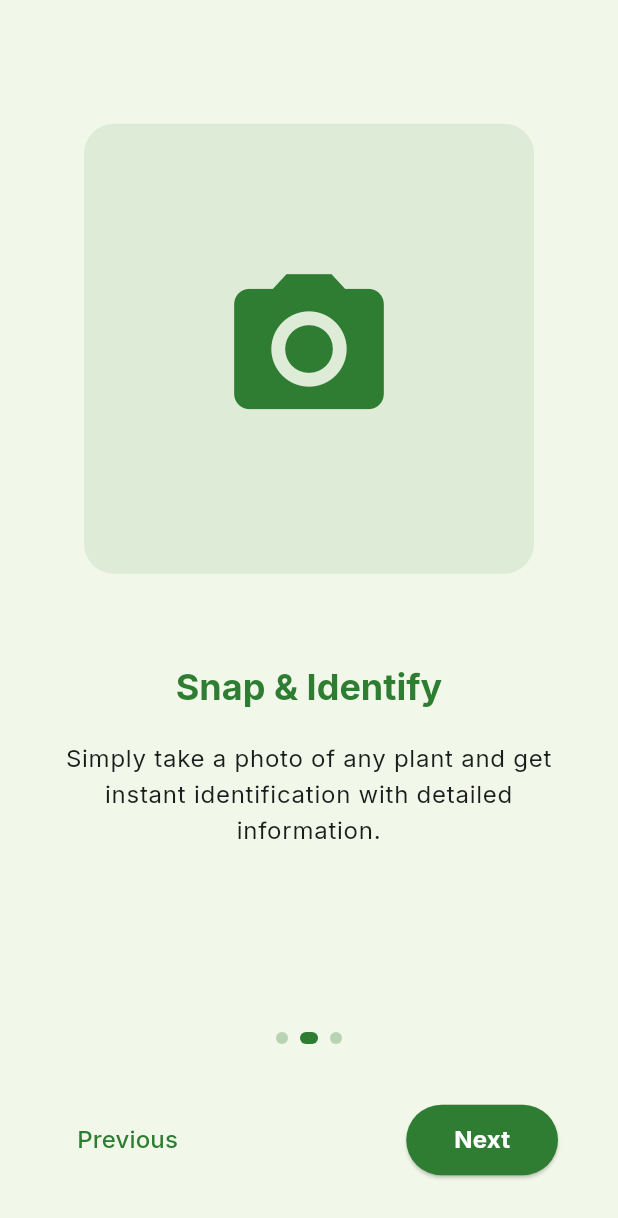
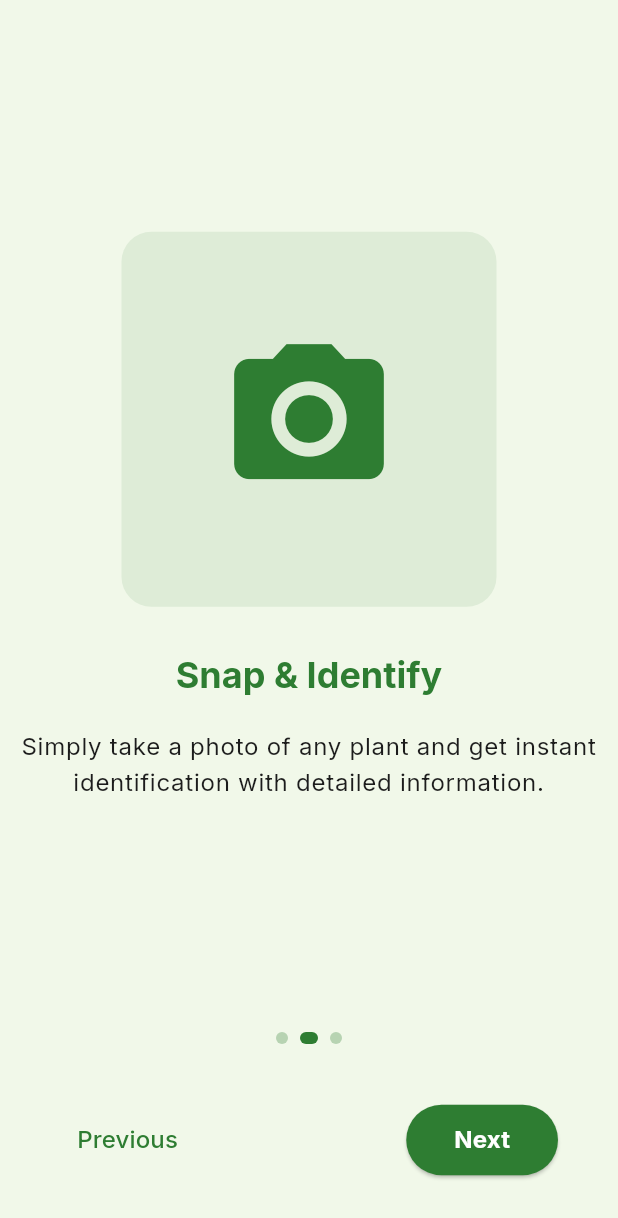
Before and after one commit to dharmikRokad/plantify, a Flutter app: the screen it shows after launch, after a tap on "Next", on a phone screen of 412 x 824 dp. Shown: the top 1218 px of the screen. Run offline on Flutter 3.47's test engine with Material 3 defaults, Android fonts, the phone set to English and light mode, and no system bars; our stand-ins replace camera, dartz, equatable, flutter_bloc, google_fonts, image_picker and 1 more.

```diff
--- /dev/null
+++ b/lib/core/value_cubit.dart
@@ -0,0 +1,14 @@
+import 'package:flutter_bloc/flutter_bloc.dart';
+
+class ValueCubit<T> extends Cubit<T>{
+  T _value;
+
+  ValueCubit(this._value) : super(_value);
+
+  T get value => _value;
+
+  set value(T newValue) {
+    _value = newValue;
+    emit(newValue);
+  }
+}
--- a/lib/features/onboarding/presentation/pages/onboarding_page.dart
+++ b/lib/features/onboarding/presentation/pages/onboarding_page.dart
@@ -62,13 +62,13 @@ class _OnboardingPageState extends State<OnboardingPage> {
 
   Widget _buildPage(OnboardingContent content) {
     return Padding(
-      padding: const EdgeInsets.all(40.0),
+      padding: const EdgeInsets.only(top: 40.0),
       child: Column(
         mainAxisAlignment: MainAxisAlignment.center,
         children: [
           Container(
-            height: 300,
-            width: 300,
+            height: 250,
+            width: 250,
             decoration: BoxDecoration(
               color: Theme.of(context).primaryColor.withValues(alpha: 0.1),
               borderRadius: BorderRadius.circular(20),
@@ -79,7 +79,7 @@ class _OnboardingPageState extends State<OnboardingPage> {
               color: Theme.of(context).primaryColor,
             ),
           ),
-          const SizedBox(height: 60),
+          const SizedBox(height: 30),
           Text(
             content.title,
             style: Theme.of(context).textTheme.headlineMedium?.copyWith(
--- a/lib/main.dart
+++ b/lib/main.dart
@@ -1,5 +1,6 @@
 import 'package:flutter/material.dart';
 import 'package:flutter_bloc/flutter_bloc.dart';
+import 'package:myapp/core/value_cubit.dart';
 import 'package:shared_preferences/shared_preferences.dart';
 import 'package:myapp/theme.dart';
 import 'package:myapp/injection_container.dart';
@@ -24,7 +25,7 @@ class MyApp extends StatefulWidget {
 }
 
 class _MyAppState extends State<MyApp> {
-  bool _showOnboarding = true;
+  ValueCubit<bool> _showOnboarding = ValueCubit(true);
   bool _isLoading = true;
 
   @override
@@ -39,7 +40,7 @@ class _MyAppState extends State<MyApp> {
 
     if (mounted) {
       setState(() {
-        _showOnboarding = !hasCompletedOnboarding;
+        _showOnboarding.value = !hasCompletedOnboarding;
         _isLoading = false;
       });
     }
@@ -47,9 +48,7 @@ class _MyAppState extends State<MyApp> {
 
   void _onOnboardingComplete() {
     if (mounted) {
-      setState(() {
-        _showOnboarding = false;
-      });
+        _showOnboarding.value = false;
     }
   }
 
@@ -83,7 +82,7 @@ class _MyAppState extends State<MyApp> {
             theme: lightTheme,
             darkTheme: darkTheme,
             themeMode: themeMode,
-            home: _showOnboarding
+            home: _showOnboarding.value
                 ? OnboardingPage(onComplete: _onOnboardingComplete)
                 : const HomePage(),
             onGenerateRoute: (settings) {
```
